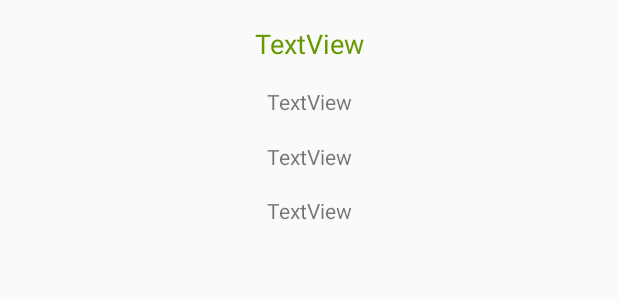
After one commit to truckieutk/RestaurantGuide, an Android app: the layout place_item_view.xml on its own in the app's theme, with its tools: preview values and no code run, on a phone screen of 412 x 824 dp. The commit adds this screen. Shown: the top 300 px of the screen. Run offline under Robolectric (Android 15) with nearby library versions, the phone set to English and light mode, and no system bars.

Commit message:
Third Commit

```diff
--- a/app/src/main/java/ca/gbc/comp3074/guide/MainActivity.java
+++ b/app/src/main/java/ca/gbc/comp3074/guide/MainActivity.java
@@ -11,6 +11,7 @@ import android.view.ContextMenu;
 import android.view.Menu;
 import android.view.MenuItem;
 import android.view.View;
+import android.widget.SearchView;
 import android.widget.TextView;
 
 import java.util.ArrayList;
@@ -18,12 +19,14 @@ import java.util.ArrayList;
 public class MainActivity extends AppCompatActivity {
     private RecyclerView recyclerView;
     private RecyclerView.Adapter placeAdapter;
+    private SearchView searchView;
 
     @Override
     protected void onCreate(Bundle savedInstanceState) {
         super.onCreate(savedInstanceState);
         setContentView(R.layout.activity_main);
         recyclerView = findViewById(R.id.recycleview);
+        searchView = findViewById(R.id.search);
         ArrayList<Place> placesData = new ArrayList<Place>();
         placesData.add(new Place("Trattoria Leonardo"," 4740 Dundas St W, Etobicoke, ON M9A 1A9","Italian", "(416) 239-2008"));
         placesData.add(new Place("Durbar Indian Cuisine"," 2469 Bloor St W, Toronto, ON M6S 1P7","Indian Cuisine", "(416) 762-4441"));
@@ -50,8 +53,6 @@ public class MainActivity extends AppCompatActivity {
     public boolean onOptionsItemSelected(@NonNull MenuItem item) {
         int id= item.getItemId();
         switch (id){
-            case R.id.home:
-                break;
             case R.id.add:
                 AddActivity();
                 break;
--- a/app/src/main/res/layout/activity_main.xml
+++ b/app/src/main/res/layout/activity_main.xml
@@ -21,6 +21,7 @@
         android:layout_width="409dp"
         android:layout_height="79dp"
         android:iconifiedByDefault="false"
+
         android:queryHint="Search Here"
         app:layout_constraintBottom_toTopOf="@+id/recycleview"
         app:layout_constraintEnd_toEndOf="parent"
--- /dev/null
+++ b/app/src/main/res/layout/place_item_view.xml
@@ -0,0 +1,52 @@
+<?xml version="1.0" encoding="utf-8"?>
+<androidx.constraintlayout.widget.ConstraintLayout xmlns:android="http://schemas.android.com/apk/res/android"
+    xmlns:app="http://schemas.android.com/apk/res-auto"
+    xmlns:tools="http://schemas.android.com/tools"
+    android:layout_width="match_parent"
+    android:layout_height="250px">
+
+    <TextView
+        android:id="@+id/description"
+        android:layout_width="wrap_content"
+        android:layout_height="wrap_content"
+        android:text="TextView"
+        app:layout_constraintBottom_toBottomOf="parent"
+        app:layout_constraintEnd_toEndOf="parent"
+        app:layout_constraintHorizontal_bias="0.5"
+        app:layout_constraintStart_toStartOf="parent"
+        app:layout_constraintTop_toBottomOf="@+id/phone" />
+
+    <TextView
+        android:id="@+id/phone"
+        android:layout_width="wrap_content"
+        android:layout_height="wrap_content"
+        android:text="TextView"
+        app:layout_constraintBottom_toTopOf="@+id/description"
+        app:layout_constraintEnd_toEndOf="parent"
+        app:layout_constraintHorizontal_bias="0.5"
+        app:layout_constraintStart_toStartOf="parent"
+        app:layout_constraintTop_toBottomOf="@+id/address" />
+
+    <TextView
+        android:id="@+id/name"
+        android:layout_width="wrap_content"
+        android:layout_height="wrap_content"
+        android:text="TextView"
+        android:textColor="@android:color/holo_green_dark"
+        android:textAppearance="@style/TextAppearance.AppCompat.Medium"
+        app:layout_constraintBottom_toTopOf="@+id/address"
+        app:layout_constraintEnd_toEndOf="parent"
+        app:layout_constraintStart_toStartOf="parent"
+        app:layout_constraintTop_toTopOf="parent" />
+
+    <TextView
+        android:id="@+id/address"
+        android:layout_width="wrap_content"
+        android:layout_height="wrap_content"
+        android:text="TextView"
+        app:layout_constraintBottom_toTopOf="@+id/phone"
+        app:layout_constraintEnd_toEndOf="parent"
+        app:layout_constraintHorizontal_bias="0.5"
+        app:layout_constraintStart_toStartOf="parent"
+        app:layout_constraintTop_toBottomOf="@+id/name" />
+</androidx.constraintlayout.widget.ConstraintLayout>
```
Also changed, not shown: app/src/main/java/ca/gbc/comp3074/guide/Place.java (added, +47 -0 lines), app/src/main/java/ca/gbc/comp3074/guide/PlaceItemView.java (added, +19 -0 lines), app/src/main/java/ca/gbc/comp3074/guide/PlacesAdapter.java (added, +43 -0 lines).
